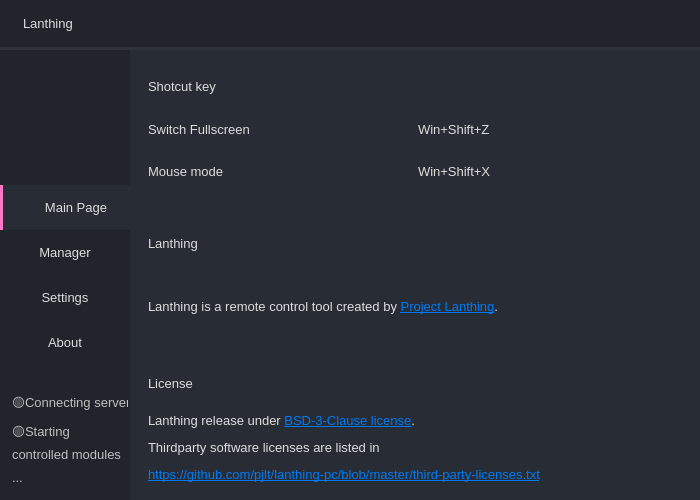
The window that src/app/views/mainwindow/mainwindow.ui (pjlt/lanthing-pc) describes before a commit, drawn with Qt 5.
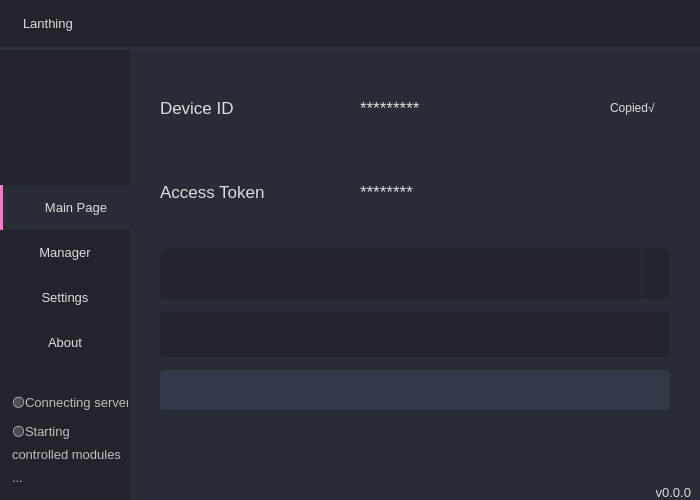
The same window after the commit. The open tabs and pages were chosen to show the change. Icons and pictures are not drawn.

Commit message: move manager from .ui to .cpp

```diff
--- a/src/app/views/mainwindow/mainwindow.ui
+++ b/src/app/views/mainwindow/mainwindow.ui
@@ -2194,140 +2194,6 @@
                  </item>
                 </layout>
                </widget>
-               <widget class="QWidget" name="pageAbout">
-                <layout class="QVBoxLayout" name="verticalLayout_18">
-                 <item>
-                  <widget class="QFrame" name="frameShotcutKey">
-                   <property name="frameShape">
-                    <enum>QFrame::StyledPanel</enum>
-                   </property>
-                   <property name="frameShadow">
-                    <enum>QFrame::Raised</enum>
-                   </property>
-                   <layout class="QVBoxLayout" name="verticalLayout_16">
-                    <item>
-                     <widget class="QLabel" name="labelShotcutKey">
-                      <property name="styleSheet">
-                       <string notr="true">font: 16pt &quot;Microsoft YaHei UI&quot;;</string>
-                      </property>
-                      <property name="text">
-                       <string>Shotcut key</string>
-                      </property>
-                     </widget>
-                    </item>
-                    <item>
-                     <layout class="QHBoxLayout" name="horizontalLayout_12">
-                      <item>
-                       <widget class="QLabel" name="labelShotcutFullscreenName">
-                        <property name="text">
-                         <string>Switch Fullscreen</string>
-                        </property>
-                       </widget>
-                      </item>
-                      <item>
-                       <widget class="QLabel" name="labelShotcutFullscreenKeys">
-                        <property name="text">
-                         <string>Win+Shift+Z</string>
-                        </property>
-                       </widget>
-                      </item>
-                     </layout>
-                    </item>
-                    <item>
-                     <layout class="QHBoxLayout" name="horizontalLayout_13">
-                      <item>
-                       <widget class="QLabel" name="labelShotcutMouseModeName">
-                        <property name="text">
-                         <string>Mouse mode</string>
-                        </property>
-                       </widget>
-                      </item>
-                      <item>
-                       <widget class="QLabel" name="labelShotcutMouseModeKeys">
-                        <property name="text">
-                         <string>Win+Shift+X</string>
-                        </property>
-                       </widget>
-                      </item>
-                     </layout>
-                    </item>
-                   </layout>
-                  </widget>
-                 </item>
-                 <item>
-                  <widget class="QFrame" name="frameAbout">
-                   <property name="frameShape">
-                    <enum>QFrame::StyledPanel</enum>
-                   </property>
-                   <property name="frameShadow">
-                    <enum>QFrame::Raised</enum>
-                   </property>
-                   <layout class="QVBoxLayout" name="verticalLayout_17">
-                    <item>
-                     <widget class="QLabel" name="labelAboutLanthing">
-                      <property name="font">
-                       <font>
-                        <family>Microsoft YaHei UI</family>
-                        <pointsize>16</pointsize>
-                        <italic>false</italic>
-                        <bold>false</bold>
-                       </font>
-                      </property>
-                      <property name="styleSheet">
-                       <string notr="true">font: 16pt &quot;Microsoft YaHei UI&quot;;</string>
-                      </property>
-                      <property name="text">
-                       <string>Lanthing</string>
-                      </property>
-                     </widget>
-                    </item>
-                    <item>
-                     <widget class="QLabel" name="labelAboutContent">
-                      <property name="text">
-                       <string>&lt;html&gt;&lt;head/&gt;&lt;body&gt;&lt;p&gt;Lanthing is a remote control tool created by &lt;a href=&quot;https://github.com/pjlt&quot;&gt;&lt;span style=&quot; text-decoration: underline; color:#007af4;&quot;&gt;Project Lanthing&lt;/span&gt;&lt;/a&gt;.&lt;/p&gt;&lt;/body&gt;&lt;/html&gt;</string>
-                      </property>
-                      <property name="openExternalLinks">
-                       <bool>true</bool>
-                      </property>
-                     </widget>
-                    </item>
-                   </layout>
-                  </widget>
-                 </item>
-                 <item>
-                  <widget class="QFrame" name="frameLicense">
-                   <property name="frameShape">
-                    <enum>QFrame::StyledPanel</enum>
-                   </property>
-                   <property name="frameShadow">
-                    <enum>QFrame::Raised</enum>
-                   </property>
-                   <layout class="QVBoxLayout" name="verticalLayout_19">
-                    <item>
-                     <widget class="QLabel" name="labelLicense">
-                      <property name="styleSheet">
-                       <string notr="true">font: 16pt &quot;Microsoft YaHei UI&quot;;</string>
-                      </property>
-                      <property name="text">
-                       <string>License</string>
-                      </property>
-                     </widget>
-                    </item>
-                    <item>
-                     <widget class="QLabel" name="labelLicenseContent">
-                      <property name="text">
-                       <string>&lt;html&gt;&lt;head/&gt;&lt;body&gt;&lt;p&gt;Lanthing release under &lt;a href=&quot;https://github.com/pjlt/lanthing-pc/blob/master/LICENSE&quot;&gt;&lt;span style=&quot; text-decoration: underline; color:#007af4;&quot;&gt;BSD-3-Clause license&lt;/span&gt;&lt;/a&gt;.&lt;/p&gt;&lt;p&gt;Thirdparty software licenses are listed in&lt;/p&gt;&lt;p&gt;&lt;a href=&quot;https://github.com/pjlt/lanthing-pc/blob/master/third-party-licenses.txt&quot;&gt;&lt;span style=&quot; text-decoration: underline; color:#007af4;&quot;&gt;https://github.com/pjlt/lanthing-pc/blob/master/third-party-licenses.txt&lt;/span&gt;&lt;/a&gt;&lt;/p&gt;&lt;/body&gt;&lt;/html&gt;</string>
-                      </property>
-                      <property name="openExternalLinks">
-                       <bool>true</bool>
-                      </property>
-                     </widget>
-                    </item>
-                   </layout>
-                  </widget>
-                 </item>
-                </layout>
-               </widget>
               </widget>
              </item>
             </layout>
```
Left out of the diff: 105 changed lines with no effect on the pictures. The commit also changes 2 other files.
